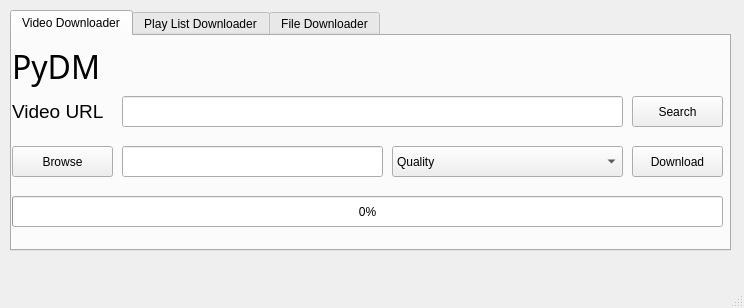
Before: the Qt Designer form main.ui in zeyad-hisham-cyper/Pyhon_Download_Manager, drawn with Qt 5.
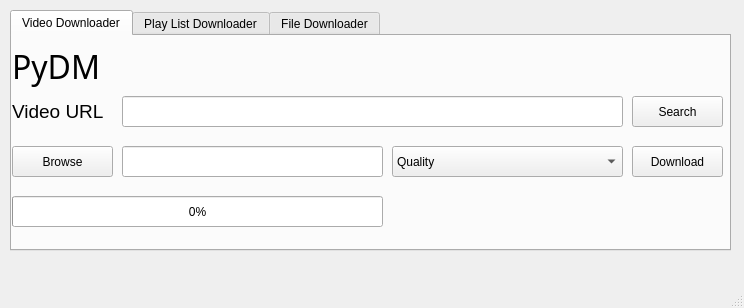
After: the same form once the commit is applied. The open tabs and pages were chosen to show the change. Icons and pictures are not drawn.

What changed in the file:
```diff
--- a/main.ui
+++ b/main.ui
@@ -2062,7 +2062,7 @@
        <rect>
         <x>0</x>
         <y>160</y>
-        <width>711</width>
+        <width>371</width>
         <height>31</height>
        </rect>
       </property>
@@ -2164,6 +2164,27 @@
        <string>Video URL</string>
       </property>
      </widget>
+     <widget class="QLabel" name="label_4">
+      <property name="geometry">
+       <rect>
+        <x>380</x>
+        <y>160</y>
+        <width>321</width>
+        <height>31</height>
+       </rect>
+      </property>
+      <property name="font">
+       <font>
+        <pointsize>10</pointsize>
+        <weight>75</weight>
+        <italic>true</italic>
+        <bold>true</bold>
+       </font>
+      </property>
+      <property name="text">
+       <string/>
+      </property>
+     </widget>
     </widget>
     <widget class="QWidget" name="tab_2">
      <attribute name="title">
```
Left out of the diff: 2 changed lines with no effect on the pictures.
